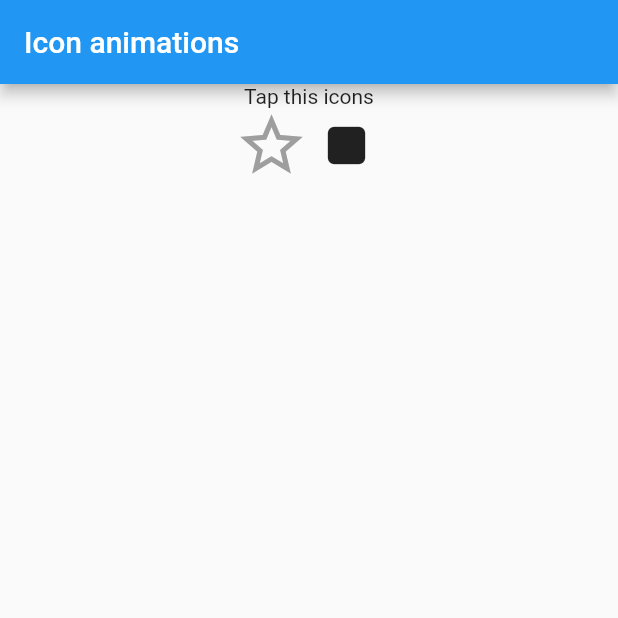
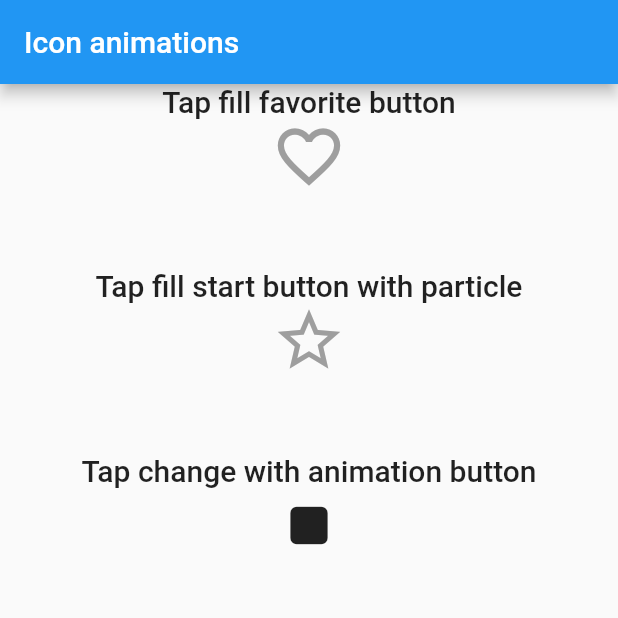
Before and after one commit to RikitoNoto/flutter_animated_icon_button, a Flutter app: the screen it shows after launch, on a phone screen of 412 x 824 dp, the top half of it. Run offline on Flutter 3.47's test engine with Material 2 defaults, Android fonts, the phone set to English and light mode, and no system bars.

Commit message:
format sample program

```diff
--- a/example/lib/main.dart
+++ b/example/lib/main.dart
@@ -4,33 +4,46 @@ import 'package:flutter_animated_icon_button/tap_fill_icon.dart';
 import 'package:flutter_animated_icon_button/tap_particle.dart';
 
 void main() {
-  runApp(const IconApp());
+  runApp(const IconSampleApp());
 }
 
-class IconApp extends StatefulWidget {
-  const IconApp({super.key});
+class IconSampleApp extends StatefulWidget {
+  const IconSampleApp({super.key});
 
   @override
-  IconAppState createState() => IconAppState();
+  IconSampleAppState createState() => IconSampleAppState();
 }
 
-class IconAppState extends State<IconApp> with SingleTickerProviderStateMixin {
-  late AnimationController _controller;
+class IconSampleAppState extends State<IconSampleApp>
+    with TickerProviderStateMixin {
+  late AnimationController _favoriteController;
+  late AnimationController _starController;
 
   @override
   void initState() {
-    _controller = AnimationController(
+    _favoriteController = AnimationController(
       vsync: this,
-      duration: Duration(milliseconds: 300),
+      duration: const Duration(milliseconds: 300),
       lowerBound: 0.0,
       upperBound: 1.0,
     );
-    _controller.addListener(() {
+    _favoriteController.addListener(() {
       if (mounted) {
         setState(() {});
       }
     });
 
+    _starController = AnimationController(
+      vsync: this,
+      duration: const Duration(milliseconds: 300),
+      lowerBound: 0.0,
+      upperBound: 1.0,
+    );
+    _starController.addListener(() {
+      if (mounted) {
+        setState(() {});
+      }
+    });
     super.initState();
   }
 
@@ -41,21 +54,44 @@ class IconAppState extends State<IconApp> with SingleTickerProviderStateMixin {
         appBar: AppBar(
           title: const Text('Icon animations'),
         ),
-          body: Column(
-            crossAxisAlignment: CrossAxisAlignment.center,
+        body: Center(
+          child: Column(
+            // crossAxisAlignment: CrossAxisAlignment.center,
             children: [
-              Text('Tap this icons'),
-              Row(
-                mainAxisAlignment: MainAxisAlignment.center,
-                children: [
+              Text(
+                'Tap fill favorite button',
+                style: Theme.of(context).textTheme.titleLarge,
+              ),
+              TapFillIcon(
+                animationController: _favoriteController,
+                borderIcon: const Icon(
+                  Icons.favorite_border,
+                  color: Colors.grey,
+                  size: 50,
+                ),
+                fillIcon: const Icon(
+                  Icons.favorite,
+                  color: Colors.red,
+                  size: 50,
+                ),
+                initialPushed: false,
+              ),
+              const SizedBox(
+                height: 50,
+              ),
+              Text(
+                'Tap fill start button with particle',
+                style: Theme.of(context).textTheme.titleLarge,
+              ),
               TapParticle(
                 size: 50,
                 particleCount: 5,
-                    color: Colors.red,
-                    syncAnimation: _controller,
-                    duration: const Duration(milliseconds: 500),
+                particleLength: 10,
+                color: Colors.yellow,
+                syncAnimation: _starController,
+                duration: const Duration(milliseconds: 300),
                 child: TapFillIcon(
-                      animationController: _controller,
+                  animationController: _starController,
                   borderIcon: const Icon(
                     Icons.star_border,
                     color: Colors.grey,
@@ -69,7 +105,14 @@ class IconAppState extends State<IconApp> with SingleTickerProviderStateMixin {
                   initialPushed: false,
                 ),
               ),
-                  AnimateChangeIcon(
+              const SizedBox(
+                height: 50,
+              ),
+              Text(
+                'Tap change with animation button',
+                style: Theme.of(context).textTheme.titleLarge,
+              ),
+              const AnimateChangeIcon(
                 animateDuration: Duration(milliseconds: 300),
                 firstIcon: Icon(
                   Icons.play_arrow_rounded,
@@ -82,8 +125,8 @@ class IconAppState extends State<IconApp> with SingleTickerProviderStateMixin {
               ),
             ],
           ),
-            ],
-          )),
+        ),
+      ),
     );
   }
 }
```
Also changed, not shown: 1 other file. Lines whose indentation alone changed are shown as unchanged.
